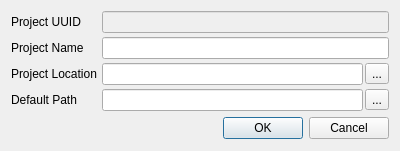
This is AnnoTool/src/uiStuff/forms/DlgNewProject.ui in basileios-anastasatos/AnnoTool as Qt 5 draws it before an edit. The edited form follows.
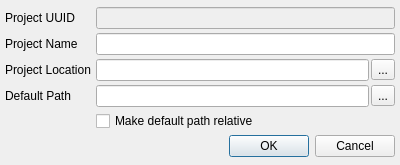
This is the edited form.

What changed in the file:
```diff
--- a/AnnoTool/src/uiStuff/forms/DlgNewProject.ui
+++ b/AnnoTool/src/uiStuff/forms/DlgNewProject.ui
@@ -9,29 +9,44 @@
     <x>0</x>
     <y>0</y>
     <width>400</width>
-    <height>151</height>
+    <height>165</height>
    </rect>
   </property>
+  <property name="sizePolicy">
+   <sizepolicy vsizetype="Fixed" hsizetype="Fixed">
+    <horstretch>0</horstretch>
+    <verstretch>0</verstretch>
+   </sizepolicy>
+  </property>
   <property name="minimumSize">
    <size>
     <width>400</width>
-    <height>151</height>
+    <height>165</height>
    </size>
   </property>
   <property name="maximumSize">
    <size>
     <width>400</width>
-    <height>151</height>
+    <height>165</height>
    </size>
   </property>
   <property name="windowTitle">
    <string>New Annotation Project</string>
   </property>
   <layout class="QGridLayout">
+   <property name="margin">
+    <number>5</number>
+   </property>
+   <property name="spacing">
+    <number>4</number>
+   </property>
    <item row="0" column="0">
-    <layout class="QVBoxLayout">
+    <layout class="QVBoxLayout" name="DialogGroup">
+     <property name="spacing">
+      <number>4</number>
+     </property>
      <item>
-      <layout class="QGridLayout">
+      <layout class="QGridLayout" name="InputsGroup">
        <property name="horizontalSpacing">
         <number>5</number>
        </property>
@@ -69,7 +84,20 @@
         </widget>
        </item>
        <item row="1" column="1">
-        <widget class="QLineEdit" name="editName" />
+        <widget class="QLineEdit" name="editName">
+         <property name="contextMenuPolicy">
+          <enum>Qt::NoContextMenu</enum>
+         </property>
+         <property name="toolTip">
+          <string>Enter the project's name here.</string>
+         </property>
+         <property name="whatsThis">
+          <string>&lt;!DOCTYPE HTML PUBLIC "-//W3C//DTD HTML 4.0//EN" "http://www.w3.org/TR/REC-html40/strict.dtd"&gt; &lt;html&gt;&lt;head&gt;&lt;meta name="qrichtext" content="1" /&gt;&lt;style type="text/css"&gt; p, li { white-space: pre-wrap; } &lt;/style&gt;&lt;/head&gt;&lt;body style=" font-family:'MS Shell Dlg 2'; font-size:8.25pt; font-weight:400; font-style:normal;"&gt; &lt;p style=" margin-top:0px; margin-bottom:0px; margin-left:0px; margin-right:0px; -qt-block-indent:0; text-indent:0px; font-size:8pt;"&gt;&lt;span style=" font-weight:600;"&gt;The Project Name&lt;/span&gt;&lt;/p&gt; &lt;p style=" margin-top:0px; margin-bottom:0px; margin-left:0px; margin-right:0px; -qt-block-indent:0; text-indent:0px; font-size:8pt;"&gt;This name is associated with the project. It should be reasonable and tell something about the project.&lt;/p&gt;&lt;/body&gt;&lt;/html&gt;</string>
+         </property>
+         <property name="maxLength">
+          <number>255</number>
+         </property>
+        </widget>
        </item>
        <item row="2" column="0">
         <widget class="QLabel" name="lbProjectPath">
@@ -82,7 +110,7 @@
         </widget>
        </item>
        <item row="2" column="1">
-        <layout class="QHBoxLayout">
+        <layout class="QHBoxLayout" name="ProjectPathGroup">
          <property name="spacing">
           <number>2</number>
          </property>
@@ -119,7 +147,7 @@
         </widget>
        </item>
        <item row="3" column="1">
-        <layout class="QHBoxLayout">
+        <layout class="QHBoxLayout" name="DefaultPathGroup">
          <property name="spacing">
           <number>2</number>
          </property>
@@ -145,16 +173,29 @@
          </item>
         </layout>
        </item>
+       <item row="4" column="1">
+        <widget class="QCheckBox" name="checkRelative">
+         <property name="contextMenuPolicy">
+          <enum>Qt::NoContextMenu</enum>
+         </property>
+         <property name="whatsThis">
+          <string>&lt;!DOCTYPE HTML PUBLIC "-//W3C//DTD HTML 4.0//EN" "http://www.w3.org/TR/REC-html40/strict.dtd"&gt; &lt;html&gt;&lt;head&gt;&lt;meta name="qrichtext" content="1" /&gt;&lt;style type="text/css"&gt; p, li { white-space: pre-wrap; } &lt;/style&gt;&lt;/head&gt;&lt;body style=" font-family:'MS Shell Dlg 2'; font-size:8.25pt; font-weight:400; font-style:normal;"&gt; &lt;p style=" margin-top:0px; margin-bottom:0px; margin-left:0px; margin-right:0px; -qt-block-indent:0; text-indent:0px;"&gt;&lt;span style=" font-weight:600;"&gt;Relative Default Path&lt;/span&gt;&lt;/p&gt; &lt;p style=" margin-top:0px; margin-bottom:0px; margin-left:0px; margin-right:0px; -qt-block-indent:0; text-indent:0px;"&gt;Select here whether to make the selected default path relative or not. If this box is selected, the default path will be converted to a project file relative path.&lt;/p&gt;&lt;/body&gt;&lt;/html&gt;</string>
+         </property>
+         <property name="text">
+          <string>Make default path relative</string>
+         </property>
+        </widget>
+       </item>
       </layout>
      </item>
      <item>
-      <layout class="QHBoxLayout">
+      <layout class="QHBoxLayout" name="ButtonGroup">
        <item>
-        <spacer>
+        <spacer name="LeftSpacer">
          <property name="orientation">
           <enum>Qt::Horizontal</enum>
          </property>
-         <property name="sizeHint">
+         <property name="sizeHint" stdset="0">
           <size>
            <width>40</width>
            <height>20</height>
@@ -165,7 +206,7 @@
        <item>
         <widget class="QDialogButtonBox" name="buttonBox">
          <property name="standardButtons">
-          <set>QDialogButtonBox::Cancel|QDialogButtonBox::NoButton|QDialogButtonBox::Ok</set>
+          <set>QDialogButtonBox::Cancel|QDialogButtonBox::Ok</set>
          </property>
         </widget>
        </item>
```
Left out of the diff: 70 changed lines with no effect on the pictures.
